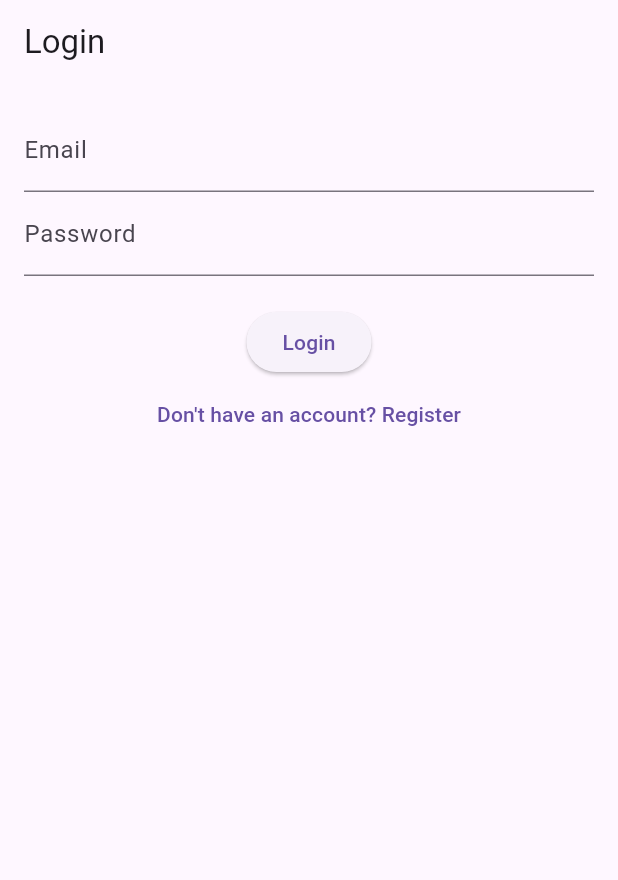
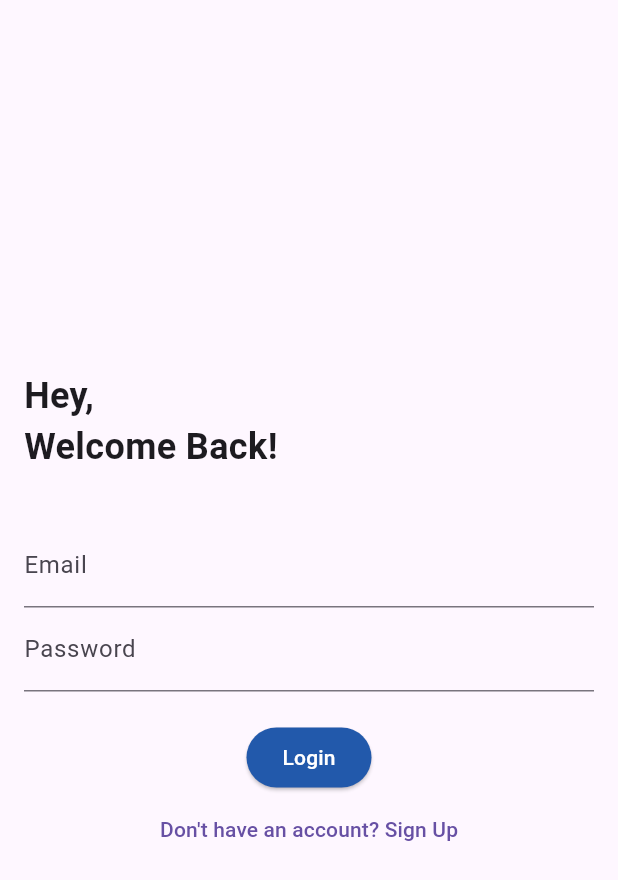
Before and after one commit to rodgerswisdom/Bob_flutter, a Flutter app: the screen it shows after launch, on a phone screen of 412 x 824 dp. Shown: the top 880 px of the screen. Run offline on Flutter 3.47's test engine with Material 3 defaults, Android fonts, the phone set to English and light mode, and no system bars; our stand-ins replace shared_preferences.

Commit message:
Download intl package

```diff
--- a/lib/models/user.dart
+++ b/lib/models/user.dart
@@ -0,0 +1,12 @@
+
+class User {
+  final String email;
+  final String password;
+  final String displayName;
+
+  const User({
+    required this.email,
+    required this.password,
+    required this.displayName,
+  });
+}
--- a/lib/screens/login_screen.dart
+++ b/lib/screens/login_screen.dart
@@ -34,15 +34,24 @@ class _LoginScreenState extends State<LoginScreen> {
   @override
   Widget build(BuildContext context) {
     return Scaffold(
-      appBar: AppBar(
-        title: const Text('Login'),
-      ),
-      body: Padding(
+      body: Center(
+        child: Padding(
           padding: const EdgeInsets.all(16.0),
+
           child: Form(
             key: _formKey,
             child: Column(
+              mainAxisAlignment: MainAxisAlignment.center, // Vertically center the form
               children: [
+                const Row(
+                  mainAxisAlignment: MainAxisAlignment.start,
+                  children: [
+                    Text(
+                      'Hey,\nWelcome Back!\n',
+                      style: TextStyle(fontSize: 24, fontWeight: FontWeight.bold),
+                    ),
+                  ],
+                ),
                 TextFormField(
                   controller: _emailController,
                   decoration: const InputDecoration(labelText: 'Email'),
@@ -68,15 +77,20 @@ class _LoginScreenState extends State<LoginScreen> {
                 const SizedBox(height: 20),
                 ElevatedButton(
                   onPressed: _login,
+                  style: ElevatedButton.styleFrom(
+                    foregroundColor: Colors.white,
+                    backgroundColor: const Color.fromRGBO(34, 89, 171, 100)
+                  ),
                   child: const Text('Login'),
                 ),
                 TextButton(
                   onPressed: () {
                     Navigator.pushNamed(context, '/register');
                   },
-                child: const Text('Don\'t have an account? Register'),
+                  child: const Text('Don\'t have an account? Sign Up'),
                 ),
               ],
+            ),
           ),
         ),
       ),
--- a/lib/services/api_service.dart
+++ b/lib/services/api_service.dart
@@ -1,7 +1,5 @@
 import 'dart:convert';
 import 'package:http/http.dart' as http;
-import 'user_service.dart';
-
 
 
 class ApiService {
--- a/lib/services/user_service.dart
+++ b/lib/services/user_service.dart
@@ -13,7 +13,7 @@ class UserService {
 
   static Future<String?> getToken() async{
     final prefs = await SharedPreferences.getInstance();
-    return prefs.getString('token');
+    return prefs.getString('x-token');
   }
 
 
--- a/pubspec.yaml
+++ b/pubspec.yaml
@@ -37,6 +37,7 @@ dependencies:
   cupertino_icons: ^1.0.6
   http: ^1.2.2
   shared_preferences: ^2.2.3
+  intl: ^0.19.0
 
 dev_dependencies:
   flutter_test:
```
Also changed, not shown: lib/services/goal_service.dart (added, +29 -0 lines), lib/utils/utils.dart (added, +18 -0 lines), pubspec.lock. Lines whose indentation alone changed are shown as unchanged.
